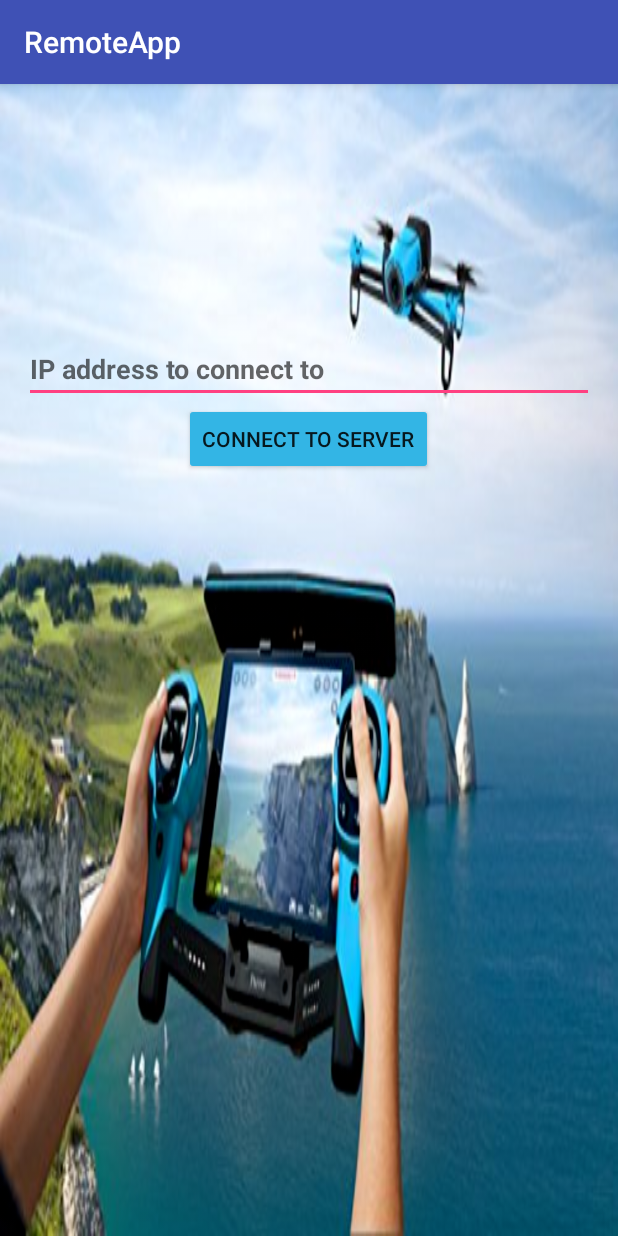
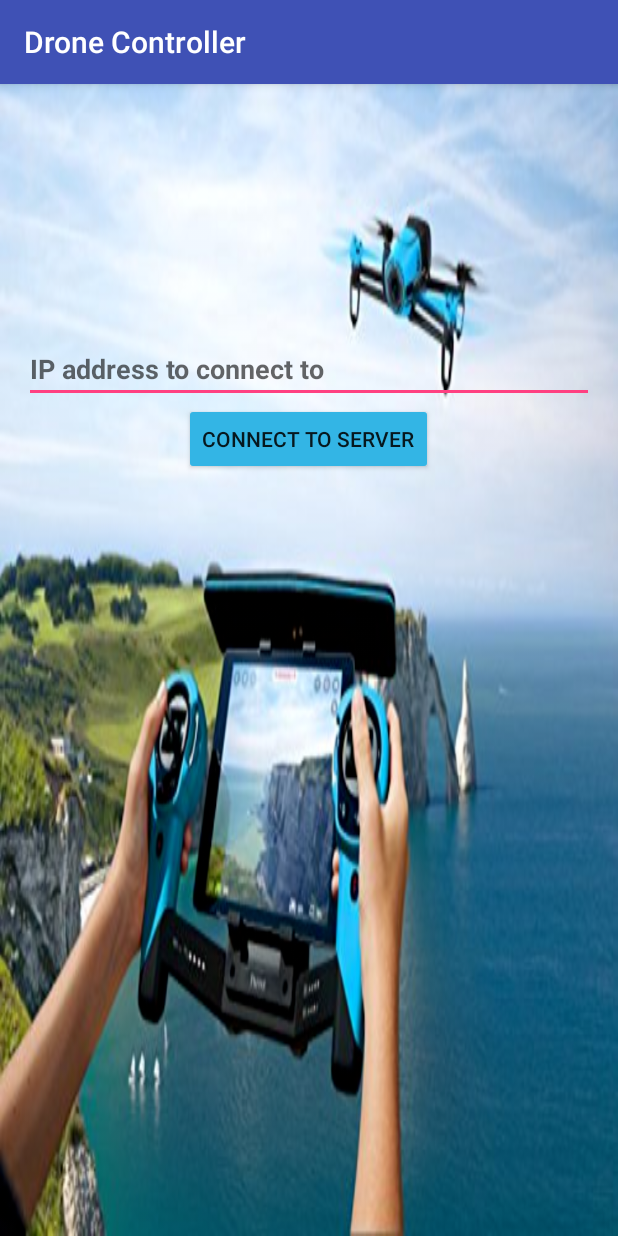
Before and after one commit to giovanni-t/remote-access, an Android app: the screen it shows after launch (MainActivity), after a tap on "CONNECT TO SERVER", on a phone screen of 412 x 824 dp. Run offline under Robolectric (Android 15) with nearby library versions, the phone set to English and light mode, and no system bars.

Commit message:
(fully) changed app name to Drone Controller

```diff
--- a/RemoteApp/app/src/main/java/com/example/mobserv/remoteapp/ChatActivity.java
+++ b/RemoteApp/app/src/main/java/com/example/mobserv/remoteapp/ChatActivity.java
@@ -46,7 +46,6 @@ import java.util.TimerTask;
 public class ChatActivity extends DrawerActivity implements TaskFragment.TaskCallbacks {
 
     // Constants
-    private static final String TITLE = "Drone Controller"; // Main toolbar title!
     private static final String TAG = ChatActivity.class.getSimpleName();
     private static final int SEND_GPS = 111;
 
@@ -90,7 +89,6 @@ public class ChatActivity extends DrawerActivity implements TaskFragment.TaskCal
     protected void onCreate(Bundle savedInstanceState) {
         super.onCreate(savedInstanceState);
         setContentView(R.layout.activity_chat);
-        setTitle(TITLE);
         this.serverip = getIntent().getStringExtra(MyConstants.TAG_SERVERIP);
 
         initControls();
--- a/RemoteApp/app/src/main/res/values/strings.xml
+++ b/RemoteApp/app/src/main/res/values/strings.xml
@@ -1,5 +1,5 @@
 <resources>
-    <string name="app_name">RemoteApp</string>
+    <string name="app_name">Drone Controller</string>
     <string name="title_activity_photo">PhotoActivity</string>
     <string name="title_activity_live">LiveActivity</string>
 
```
